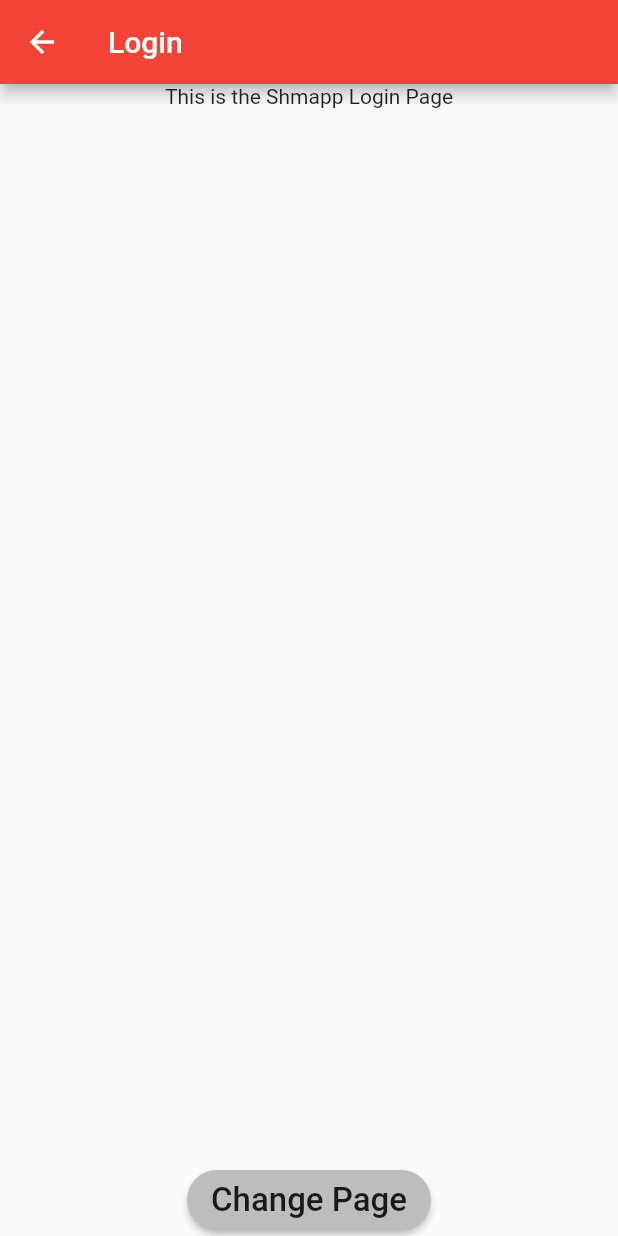
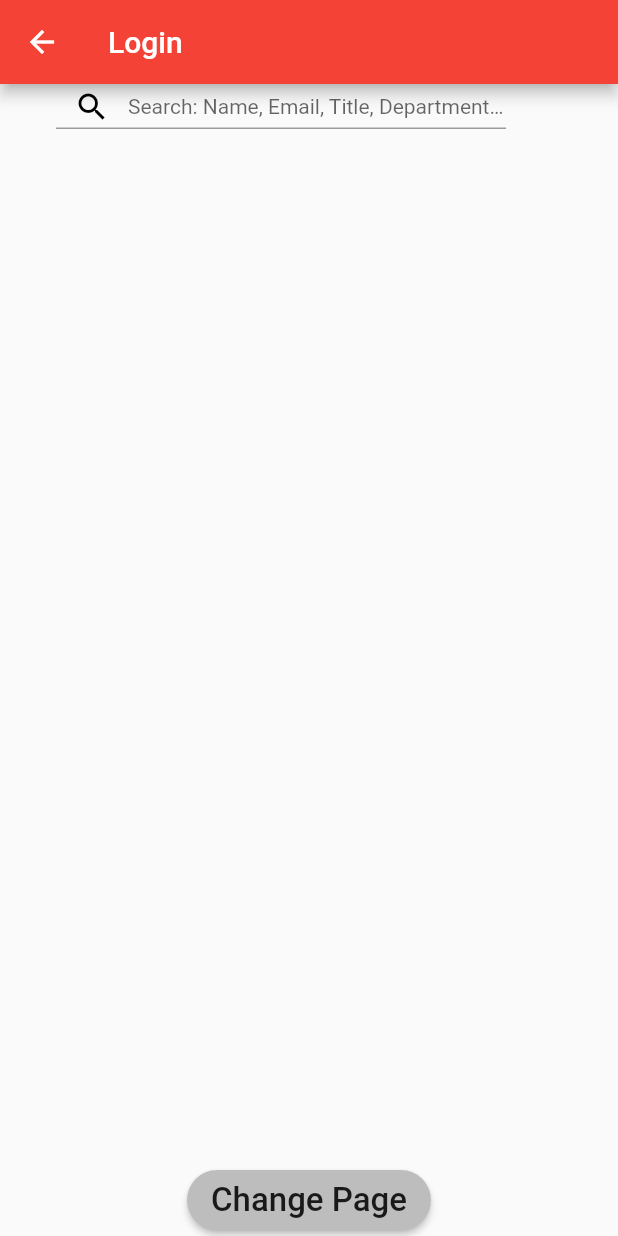
Before and after one commit to KotoKuraken/shmapp, a Flutter app: the MyLoginPage screen opened directly, on a phone screen of 412 x 824 dp. Run offline on Flutter 3.47's test engine with Material 2 defaults, Android fonts, the phone set to English and light mode, and no system bars; our stand-ins replace photo_view.

Commit message:
Added search bar
Added search bar on faculty page

```diff
--- a/lib/main.dart
+++ b/lib/main.dart
@@ -495,6 +495,10 @@ class MyLoginPage extends StatefulWidget {
 }
 
 class _MyLoginPageState extends State<MyLoginPage> {
+  final searchInput = TextEditingController();
+
+
+
 
   @override
   Widget build(BuildContext context) {
@@ -529,8 +533,42 @@ class _MyLoginPageState extends State<MyLoginPage> {
           // horizontal).
           mainAxisAlignment: MainAxisAlignment.center,
           children: <Widget>[
-            new Text(
-              'This is the Shmapp Login Page',
+            new Row(
+                mainAxisAlignment: MainAxisAlignment.start,
+                children: <Widget>[
+                  Spacer(flex: 1),
+                  new Container(
+
+
+                    height: 30.0,
+                    width: 300.0,
+                    child: new TextField(
+                        controller: searchInput,
+                        decoration: new InputDecoration(
+
+
+                            prefixIcon: Padding(
+                              padding: EdgeInsets.all(0.0),
+                              child: Icon(
+                                Icons.search,
+                                color: Colors.black,
+                              ), // icon is 48px widget.
+                            ),
+
+                            hintText: "Search: Name, Email, Title, Department..."
+                        ),
+                        style: new TextStyle(
+                          fontSize: 14.0,
+                          height: 1.0,
+                          color: Colors.black,
+                        )
+                    ),
+                  ),
+                  Spacer(flex:2),
+
+
+
+                ]
             ),
             new Spacer(flex: 1),
             new Row(
```
